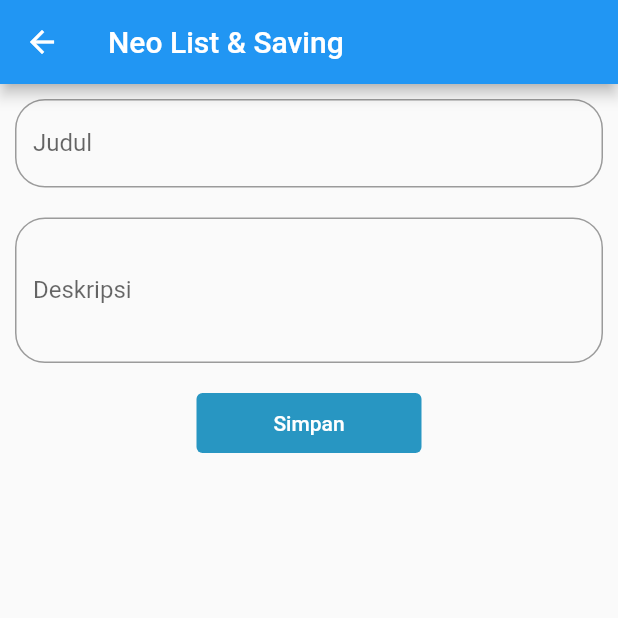
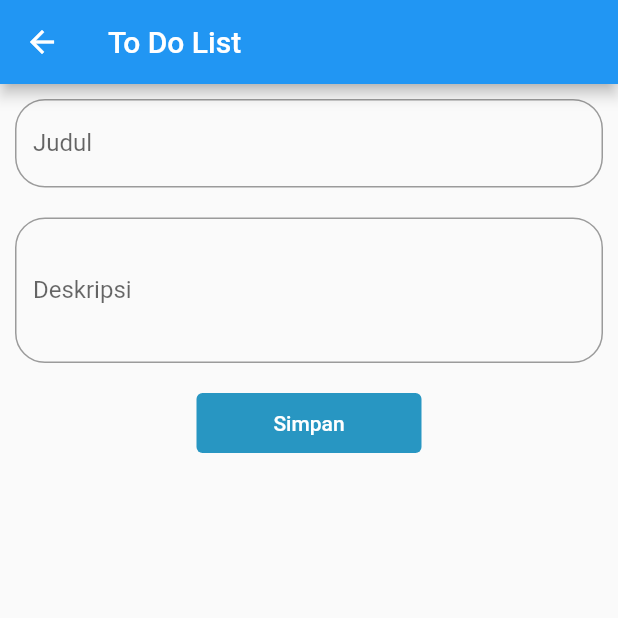
Before and after one commit to prayogaep/todolist_app_flutter, a Flutter app: the ToDoListEditPage screen opened directly with empty values, on a phone screen of 412 x 824 dp, the top half of it. Run offline on Flutter 3.47's test engine with Material 2 defaults, Android fonts, the phone set to English and light mode, and no system bars.

Commit message:
Edit Page

```diff
--- a/lib/todolist_edit_page.dart
+++ b/lib/todolist_edit_page.dart
@@ -29,9 +29,9 @@ class _ToDoListEditPageState extends State<ToDoListEditPage> {
   @override
   Widget build(BuildContext context) {
     return Scaffold(
-      appBar: AppBar(title: Text('Neo List & Saving')),
+      appBar: AppBar(title: const Text('To Do List')),
       body: Container(
-        padding: EdgeInsets.all(10.0),
+        padding: const EdgeInsets.all(10.0),
         child: Column(
           children: [
             TextField(
@@ -43,7 +43,7 @@ class _ToDoListEditPageState extends State<ToDoListEditPage> {
                     borderRadius: BorderRadius.circular(20.0),
                   )),
             ),
-            Padding(padding: EdgeInsets.only(top: 20.0)),
+            const Padding(padding: EdgeInsets.only(top: 20.0)),
             TextField(
               // obscureText: true,
               controller: _desc,
@@ -55,14 +55,14 @@ class _ToDoListEditPageState extends State<ToDoListEditPage> {
                     borderRadius: BorderRadius.circular(20.0),
                   )),
             ),
-            Padding(padding: EdgeInsets.only(top: 20.0)),
-            Container(
+            const Padding(padding: EdgeInsets.only(top: 20.0)),
+            SizedBox(
               width: 150,
               height: 40,
               child: TextButton(
                 style: TextButton.styleFrom(
-                    backgroundColor: Color.fromARGB(255, 40, 150, 194)),
-                child: Text(
+                    backgroundColor: const  Color.fromARGB(255, 40, 150, 194)),
+                child: const Text(
                   'Simpan',
                   style: TextStyle(color: Colors.white),
                 ),
@@ -76,7 +76,7 @@ class _ToDoListEditPageState extends State<ToDoListEditPage> {
                 },
               ),
             ),
-            Padding(padding: EdgeInsets.only(top: 20.0)),
+            const Padding(padding: EdgeInsets.only(top: 20.0)),
             // ListView(
             //   children: ,
             // ),
```
Also changed, not shown: lib/saving_page.dart (+17 -23 lines), lib/todolist_add_page.dart (+15 -15 lines), lib/todolist_page.dart (+16 -17 lines).
